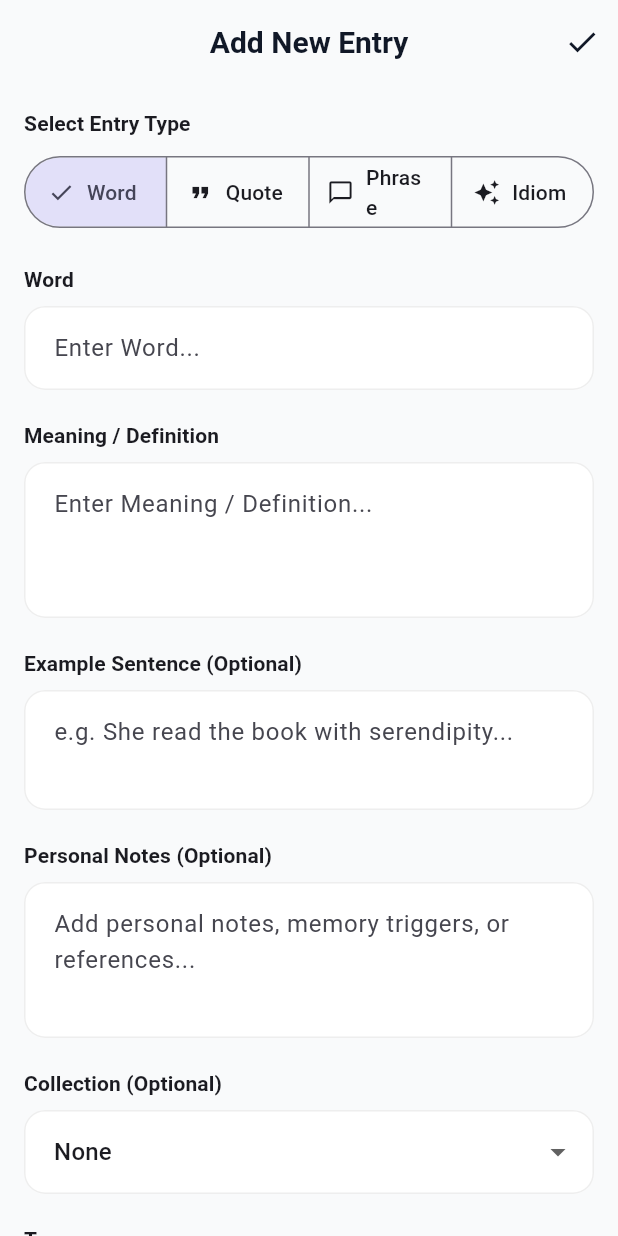
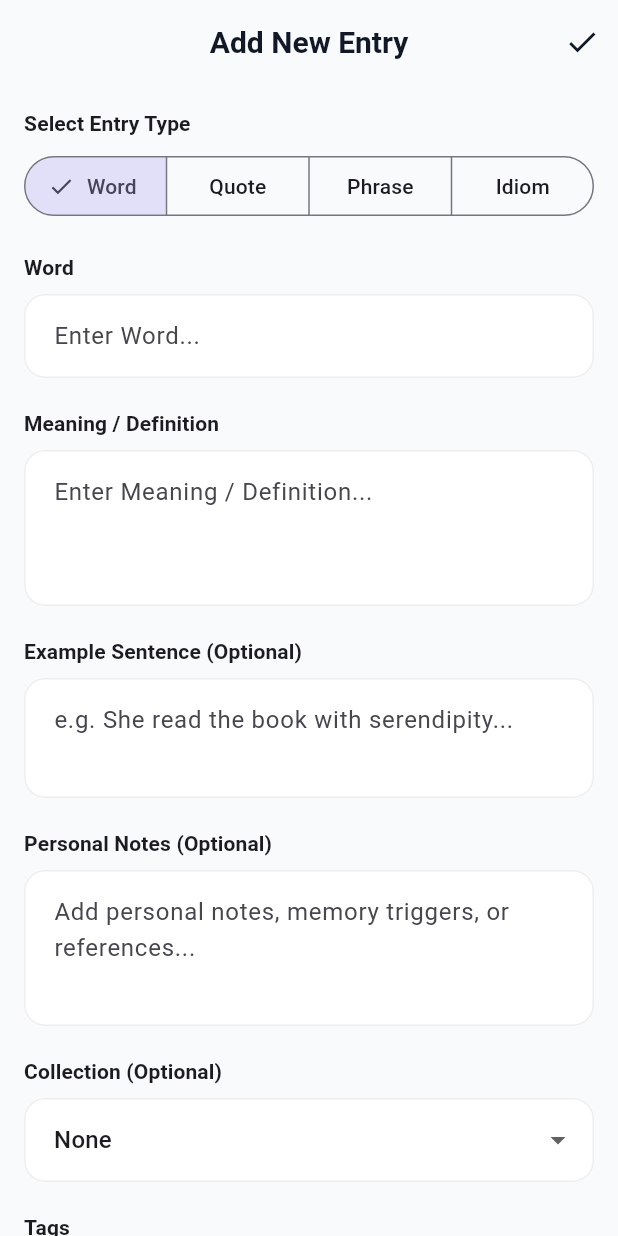
Before and after one commit to aryany9/MyLexicon, a Flutter app: the EntryFormScreen screen opened by its route, on a phone screen of 412 x 824 dp. Run offline on Flutter 3.47's test engine with Material 3 defaults, Android fonts, the phone set to English and light mode, and no system bars; our stand-ins replace csv, file_picker, flutter_riverpod, go_router, hive, hive_flutter and 1 more; accounts and stored records are empty.

Commit message:
Fixed entry UI

```diff
--- a/lib/features/dictionary/entry_form_screen.dart
+++ b/lib/features/dictionary/entry_form_screen.dart
@@ -254,26 +254,45 @@ class _EntryFormScreenState extends ConsumerState<EntryFormScreen> {
                 SizedBox(
                   width: double.infinity,
                   child: SegmentedButton<LexiconType>(
+                    style: ButtonStyle(
+                      minimumSize: WidgetStatePropertyAll(Size(0, 56)),
+                      padding: const WidgetStatePropertyAll(
+                        EdgeInsets.symmetric(horizontal: 3, vertical: 0),
+                      ),
+                    ),
+                    showSelectedIcon: true,
                     segments: const [
                       ButtonSegment(
                         value: LexiconType.word,
-                        label: Text('Word'),
-                        icon: Icon(Icons.abc, size: 18),
+                        label: FittedBox(
+                          fit: BoxFit.scaleDown,
+                          child: Text('Word'),
+                        ),
+                        // icon: Icon(Icons.abc, size: 14),
                       ),
                       ButtonSegment(
                         value: LexiconType.quote,
-                        label: Text('Quote'),
-                        icon: Icon(Icons.format_quote, size: 18),
+                        label: FittedBox(
+                          fit: BoxFit.scaleDown,
+                          child: Text('Quote'),
+                        ),
+                        // icon: Icon(Icons.format_quote, size: 14),
                       ),
                       ButtonSegment(
                         value: LexiconType.phrase,
-                        label: Text('Phrase'),
-                        icon: Icon(Icons.chat_bubble_outline, size: 18),
+                        label: FittedBox(
+                          fit: BoxFit.scaleDown,
+                          child: Text('Phrase'),
+                        ),
+                        // icon: Icon(Icons.chat_bubble_outline, size: 14),
                       ),
                       ButtonSegment(
                         value: LexiconType.idiom,
-                        label: Text('Idiom'),
-                        icon: Icon(Icons.auto_awesome, size: 18),
+                        label: FittedBox(
+                          fit: BoxFit.scaleDown,
+                          child: Text('Idiom'),
+                        ),
+                        // icon: Icon(Icons.auto_awesome, size: 14),
                       ),
                     ],
                     selected: {_selectedType},
@@ -522,6 +541,7 @@ class _EntryFormScreenState extends ConsumerState<EntryFormScreen> {
                 SizedBox(
                   width: double.infinity,
                   child: ElevatedButton(
+                    key: const Key('saveEntryButton'),
                     onPressed: _save,
                     child: Text(_isEditMode ? 'Update Entry' : 'Save Entry'),
                   ),
--- a/lib/features/search/search_screen.dart
+++ b/lib/features/search/search_screen.dart
@@ -147,7 +147,6 @@ class _SearchScreenState extends ConsumerState<SearchScreen> {
   Widget build(BuildContext context) {
     final db = ref.watch(databaseServiceProvider);
     final entriesAsync = ref.watch(entriesProvider);
-    final isDark = Theme.of(context).brightness == Brightness.dark;
 
     // Determine if any filters are active
     final hasActiveFilters =
--- a/lib/features/settings/settings_screen.dart
+++ b/lib/features/settings/settings_screen.dart
@@ -229,7 +229,6 @@ class SettingsScreen extends ConsumerWidget {
     final selection = await FilePicker.pickFiles(
       type: FileType.custom,
       allowedExtensions: const ['json', 'csv'],
-      withData: false,
     );
     if (selection == null || selection.files.isEmpty) {
       return;
--- a/lib/routes/app_router.dart
+++ b/lib/routes/app_router.dart
@@ -1,4 +1,3 @@
-import 'package:flutter/material.dart';
 import 'package:go_router/go_router.dart';
 import '../features/home/home_screen.dart';
 import '../features/search/search_screen.dart';
--- a/pubspec.yaml
+++ b/pubspec.yaml
@@ -38,6 +38,7 @@ dependencies:
   go_router: ^17.3.0
   hive: ^2.2.3
   hive_flutter: ^1.1.0
+  path: ^1.9.0
   file_picker: ^12.0.0-beta.7
   share_plus: ^13.2.1
   path_provider: ^2.1.3
```
Also changed, not shown: lib/widgets/words_card.dart (+0 -17 lines), pubspec.lock, 2 other files.
